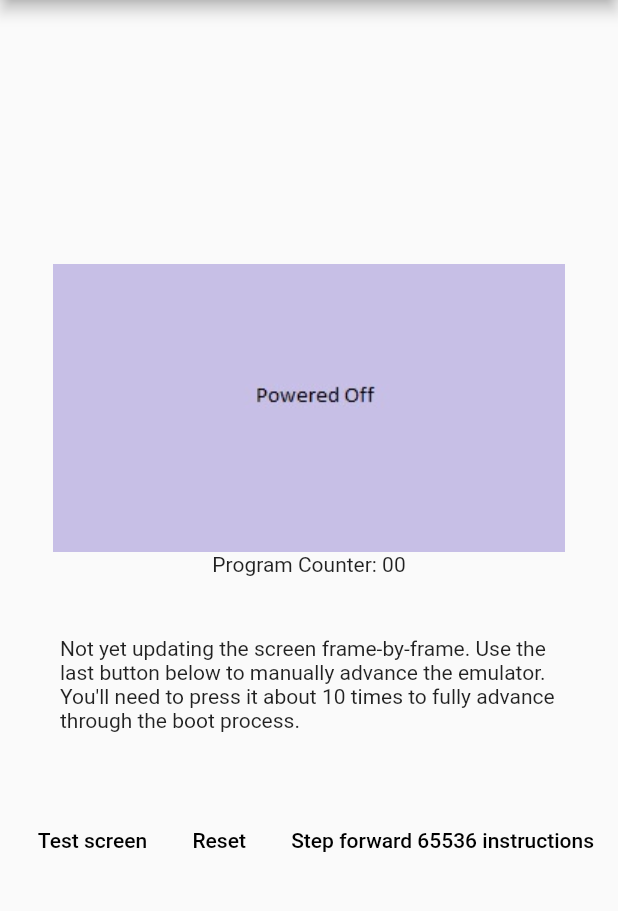
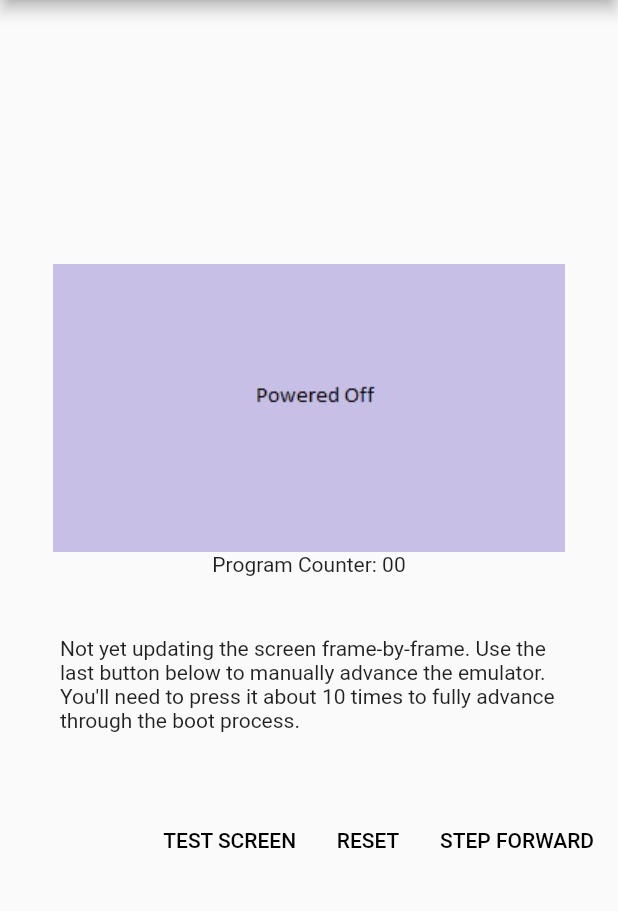
Before and after one commit to timsneath/cambridge, a Flutter app: the screen it shows after launch, on a phone screen of 412 x 824 dp, the part 84-995 px from its top. Run offline on Flutter 3.47's test engine with Material 2 defaults, Android fonts, the phone set to English and light mode, and no system bars.

Commit message:
minor tweaks to buttons

```diff
--- a/ui/lib/spectrum.dart
+++ b/ui/lib/spectrum.dart
@@ -102,15 +102,12 @@ class _SpectrumState extends State<Spectrum> {
                 child: new ButtonBar(
               children: <Widget>[
                 new FlatButton(
-                    // padding: const EdgeInsets.all(4.0),
-                    child: new Text('Test screen'),
+                    child: new Text('TEST SCREEN'),
                     onPressed: loadTestScreenshot),
                 new FlatButton(
-                    child: new Text('Reset'), onPressed: resetEmulator),
+                    child: new Text('RESET'), onPressed: resetEmulator),
                 new FlatButton(
-                    // padding: const EdgeInsets.all(4.0),
-                    child: new Text('Step forward 65536 instructions'),
-                    onPressed: executeBatch)
+                    child: new Text('STEP FORWARD'), onPressed: executeBatch)
               ],
             ))
           ],
```
